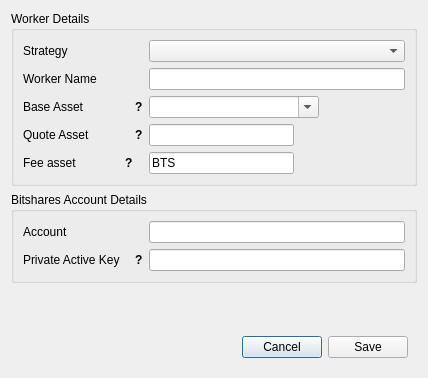
The window that dexbot/views/ui/create_worker_window.ui (xeroc/stakemachine) describes before a commit, drawn with Qt 5.
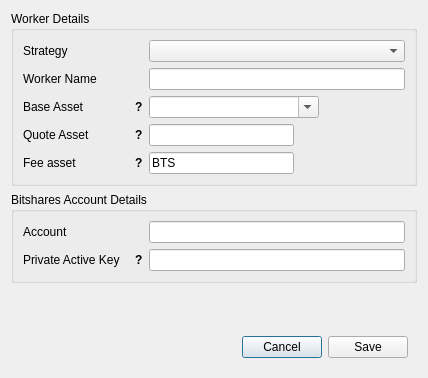
The same window after the commit.

Commit message: Change fee asset label width in the GUI

```diff
--- a/dexbot/views/ui/create_worker_window.ui
+++ b/dexbot/views/ui/create_worker_window.ui
@@ -527,13 +527,13 @@
         </property>
         <property name="minimumSize">
          <size>
-          <width>110</width>
+          <width>120</width>
           <height>0</height>
          </size>
         </property>
         <property name="maximumSize">
          <size>
-          <width>110</width>
+          <width>120</width>
           <height>16777215</height>
          </size>
         </property>
```
The commit also changes 1 other file.
